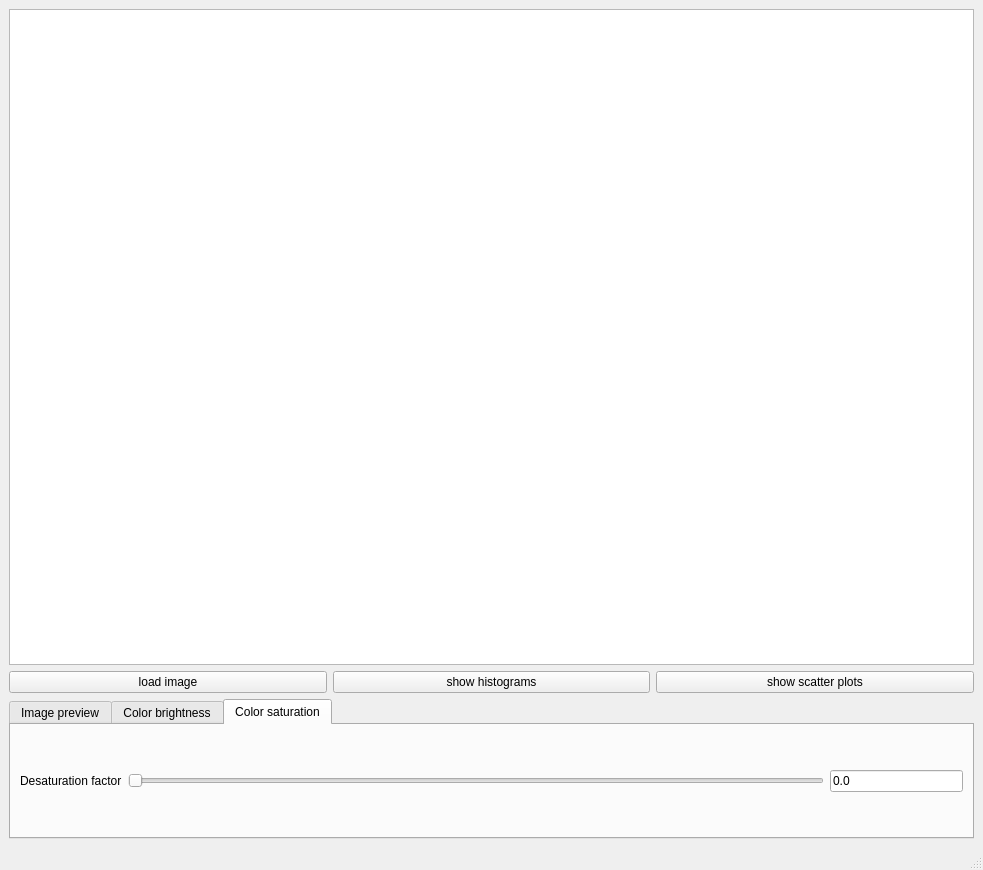
FrederikLauf/Cython-Image-Manipulation-Experimentation, file gui/gui_form.ui: the form before one commit.
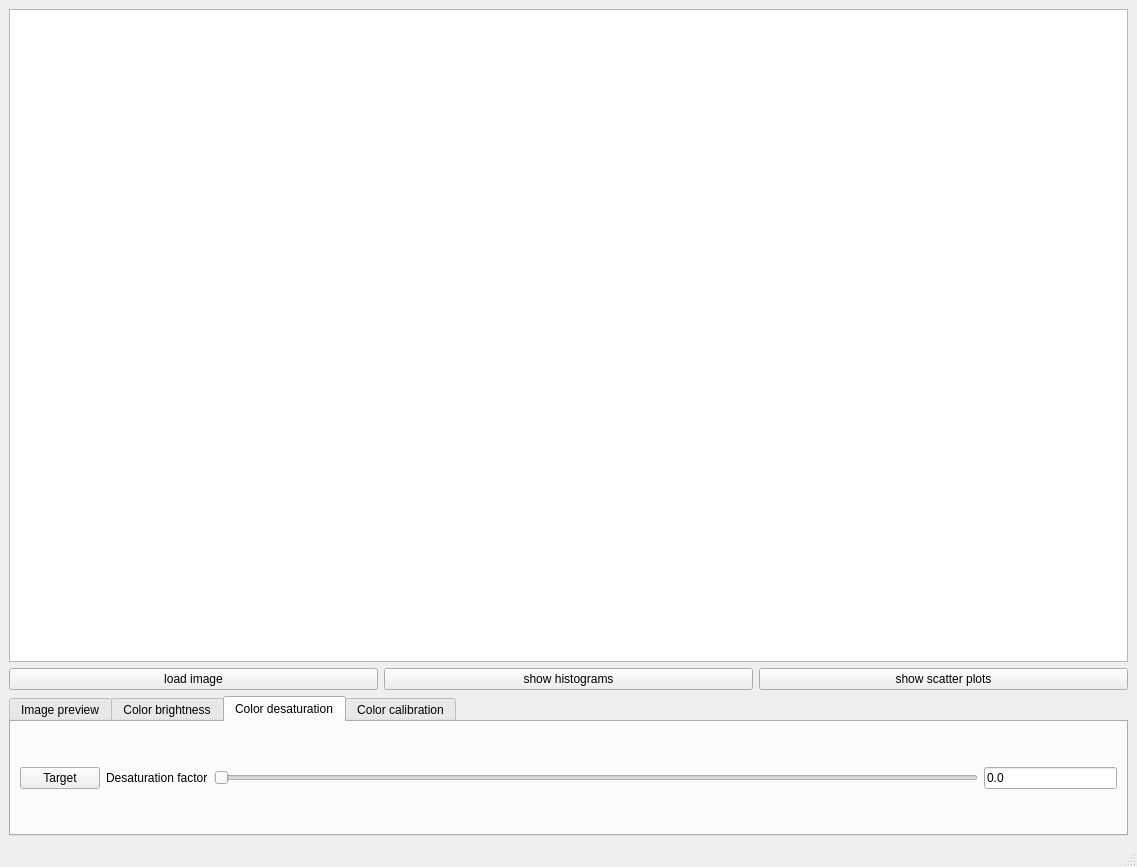
The form after the commit. The open tabs and pages were chosen to show the change.

Commit message: Generalise desaturation for arbitrary tone.

Diff of the .ui file:
```diff
--- a/gui/gui_form.ui
+++ b/gui/gui_form.ui
@@ -6,8 +6,8 @@
    <rect>
     <x>0</x>
     <y>0</y>
-    <width>983</width>
-    <height>870</height>
+    <width>1137</width>
+    <height>867</height>
    </rect>
   </property>
   <property name="sizePolicy">
@@ -297,11 +297,18 @@
       </widget>
       <widget class="QWidget" name="tab_2">
        <attribute name="title">
-        <string>Color saturation</string>
+        <string>Color desaturation</string>
        </attribute>
        <layout class="QGridLayout" name="gridLayout">
         <item row="0" column="0">
          <layout class="QHBoxLayout" name="horizontalLayout_3">
+          <item>
+           <widget class="QPushButton" name="desaturationTargetButton">
+            <property name="text">
+             <string>Target</string>
+            </property>
+           </widget>
+          </item>
           <item>
            <widget class="QLabel" name="desaturationFactorNameLabel">
             <property name="sizePolicy">
@@ -363,6 +370,11 @@
         </item>
        </layout>
       </widget>
+      <widget class="QWidget" name="tab_4">
+       <attribute name="title">
+        <string>Color calibration</string>
+       </attribute>
+      </widget>
      </widget>
     </item>
    </layout>
```
Left out of the diff: 21 changed lines with no effect on the pictures. The commit also changes 4 other files.
